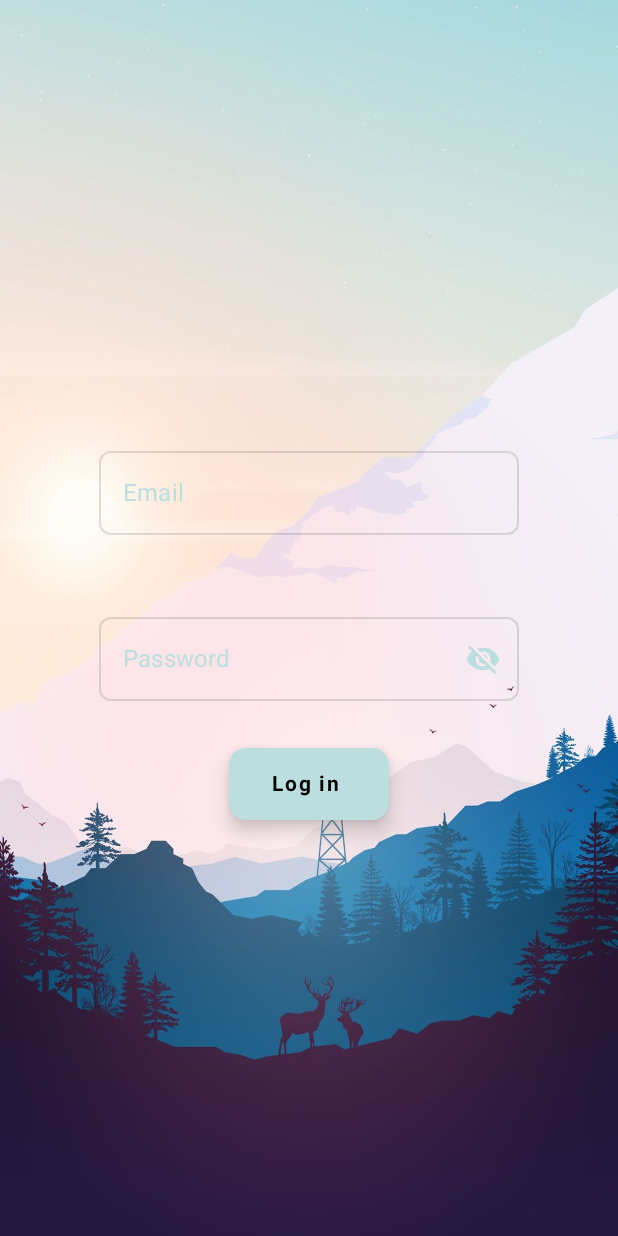
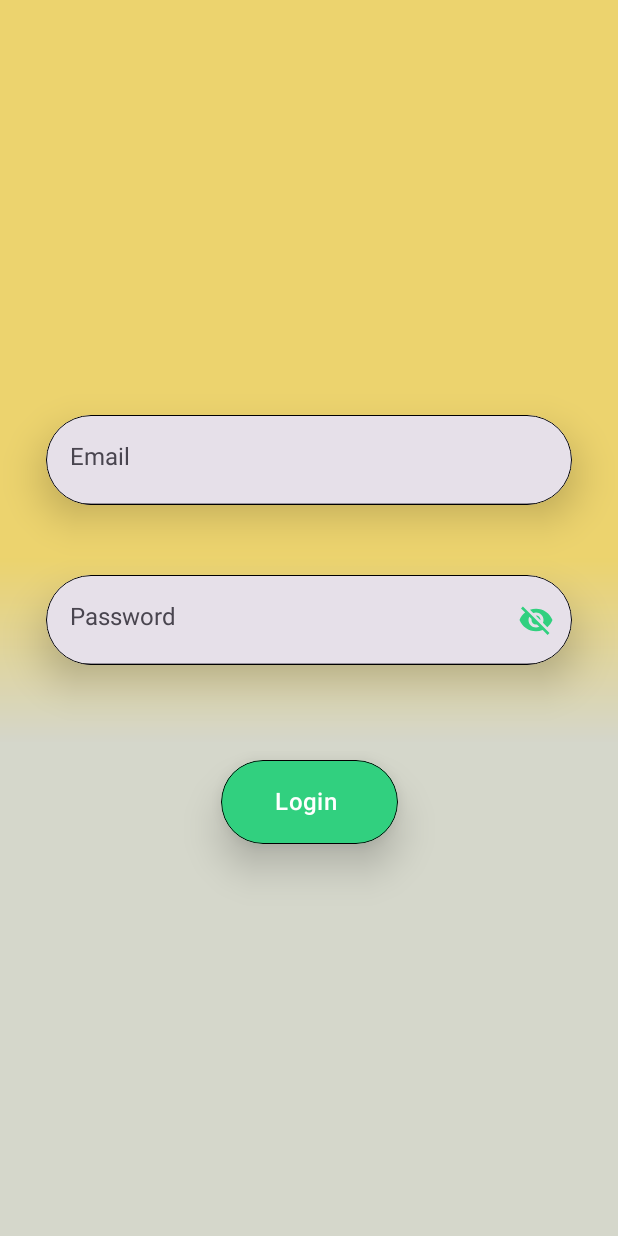
Before and after one commit to NinaGallmetzer/ToDoApp, an Android app built with Jetpack Compose: the LoginScreen screen opened through its navigation route, on a phone screen of 412 x 824 dp. Run offline under Robolectric (Android 15) with nearby library versions, the phone set to English and light mode, and no system bars; libraries missing offline, so code that uses them is left out: io.github.jan.supabase; 1 statement that could not run was skipped.

Commit message:
migrated to material3

```diff
--- a/app/src/main/java/com/example/todoapp/MainActivity.kt
+++ b/app/src/main/java/com/example/todoapp/MainActivity.kt
@@ -4,8 +4,8 @@ import android.os.Bundle
 import androidx.activity.ComponentActivity
 import androidx.activity.compose.setContent
 import androidx.compose.foundation.layout.fillMaxSize
-import androidx.compose.material.MaterialTheme
-import androidx.compose.material.Surface
+import androidx.compose.material3.MaterialTheme
+import androidx.compose.material3.Surface
 import androidx.compose.ui.Modifier
 import androidx.navigation.NavHostController
 import androidx.navigation.compose.rememberNavController
@@ -46,7 +46,7 @@ class MainActivity : ComponentActivity() {
             ToDoAppTheme {
                 Surface(
                     modifier = Modifier.fillMaxSize(),
-                    color = MaterialTheme.colors.background
+                    color = MaterialTheme.colorScheme.background
                 ) {
                     supabase.auth.currentSessionOrNull()
                     navController = rememberNavController()
--- a/app/src/main/java/com/example/todoapp/ui/screens/general/LoginScreen.kt
+++ b/app/src/main/java/com/example/todoapp/ui/screens/general/LoginScreen.kt
@@ -2,22 +2,23 @@ package com.example.todoapp.ui.screens.general
 
 import android.widget.Toast
 import androidx.compose.foundation.Image
+import androidx.compose.foundation.border
 import androidx.compose.foundation.layout.Arrangement
 import androidx.compose.foundation.layout.Box
 import androidx.compose.foundation.layout.Column
 import androidx.compose.foundation.layout.fillMaxSize
 import androidx.compose.foundation.layout.fillMaxWidth
+import androidx.compose.foundation.layout.height
 import androidx.compose.foundation.layout.padding
 import androidx.compose.foundation.text.KeyboardOptions
-import androidx.compose.material.Icon
-import androidx.compose.material.IconButton
-import androidx.compose.material.MaterialTheme
-import androidx.compose.material.OutlinedTextField
-import androidx.compose.material.Text
-import androidx.compose.material.TextFieldDefaults
 import androidx.compose.material.icons.Icons
 import androidx.compose.material.icons.filled.Visibility
 import androidx.compose.material.icons.filled.VisibilityOff
+import androidx.compose.material3.Icon
+import androidx.compose.material3.IconButton
+import androidx.compose.material3.MaterialTheme
+import androidx.compose.material3.Text
+import androidx.compose.material3.TextField
 import androidx.compose.runtime.Composable
 import androidx.compose.runtime.getValue
 import androidx.compose.runtime.mutableStateOf
@@ -26,6 +27,7 @@ import androidx.compose.runtime.rememberCoroutineScope
 import androidx.compose.runtime.setValue
 import androidx.compose.ui.Alignment
 import androidx.compose.ui.Modifier
+import androidx.compose.ui.draw.shadow
 import androidx.compose.ui.layout.ContentScale
 import androidx.compose.ui.platform.LocalContext
 import androidx.compose.ui.res.painterResource
@@ -40,7 +42,6 @@ import androidx.navigation.NavController
 import com.example.todoapp.R
 import com.example.todoapp.supabase
 import com.example.todoapp.ui.navigation.Screens
-import com.example.todoapp.ui.theme.Shapes
 import io.github.jan.supabase.auth.auth
 import io.github.jan.supabase.auth.providers.builtin.Email
 import kotlinx.coroutines.CoroutineScope
@@ -62,7 +63,7 @@ fun LoginScreen(
             .fillMaxSize()
     ) {
         Image(
-            painter = painterResource(R.drawable.background_portraint),
+            painter = painterResource(R.drawable.gradient_portrait),
             contentDescription = null,
             modifier = Modifier
                 .fillMaxSize()
@@ -76,58 +77,44 @@ fun LoginScreen(
             verticalArrangement = Arrangement.spacedBy(16.dp),
             horizontalAlignment = Alignment.CenterHorizontally
         ) {
-            OutlinedTextField(
-                modifier = Modifier
-                    .align(Alignment.CenterHorizontally)
-                    .padding(15.dp),
+            TextField(
                 value = email,
                 onValueChange = { email = it },
                 label = { Text(text = stringResource(R.string.email)) },
                 textStyle = TextStyle(fontSize = 18.sp),
-                shape = Shapes.medium,
-                colors = TextFieldDefaults.outlinedTextFieldColors(
-                    textColor = MaterialTheme.colors.onBackground,
-                    focusedBorderColor = MaterialTheme.colors.background,
-                    unfocusedBorderColor = MaterialTheme.colors.onSurface.copy(alpha = 0.12f),
-                    focusedLabelColor = MaterialTheme.colors.background,
-                    unfocusedLabelColor = MaterialTheme.colors.background,
-                    cursorColor = MaterialTheme.colors.background
-                ),
-                keyboardOptions = KeyboardOptions(keyboardType = KeyboardType.Text),
-            )
-            OutlinedTextField(
+                shape = MaterialTheme.shapes.large,
                 modifier = Modifier
                     .align(Alignment.CenterHorizontally)
-                    .padding(15.dp),
+                    .padding(15.dp)
+                    .height(60.dp)
+                    .fillMaxWidth()
+                    .shadow(elevation = 16.dp, shape = MaterialTheme.shapes.large)
+                    .border(width = 0.5.dp, shape = MaterialTheme.shapes.large, color = MaterialTheme.colorScheme.onSurface),
+                )
+            TextField(
                 value = password,
-                onValueChange = { newText ->
-                    password = newText
-                },
-                label = {
-                    Text(text = stringResource(R.string.password))
-                },
-                textStyle = TextStyle(fontSize = 18.sp),
-                shape = Shapes.medium,
-                colors = TextFieldDefaults.outlinedTextFieldColors(
-                    textColor = MaterialTheme.colors.onBackground,
-                    focusedBorderColor = MaterialTheme.colors.background,
-                    unfocusedBorderColor = MaterialTheme.colors.onSurface.copy(alpha = 0.12f),
-                    focusedLabelColor = MaterialTheme.colors.background,
-                    unfocusedLabelColor = MaterialTheme.colors.background,
-                    cursorColor = MaterialTheme.colors.background
-                ),
+                onValueChange = { password = it },
+                label = {Text(text = stringResource(R.string.password))},
+                keyboardOptions = KeyboardOptions(keyboardType = KeyboardType.Password),
+                modifier = Modifier
+                    .align(Alignment.CenterHorizontally)
+                    .padding(15.dp)
+                    .height(60.dp)
+                    .fillMaxWidth()
+                    .shadow(elevation = 16.dp, shape = MaterialTheme.shapes.large)
+                    .border(width = 0.5.dp, shape = MaterialTheme.shapes.large, color = MaterialTheme.colorScheme.onSurface),
+                shape = MaterialTheme.shapes.large,
                 visualTransformation = if (showPassword) {
                     VisualTransformation.None
                 } else {
                     PasswordVisualTransformation()
                 },
-                keyboardOptions = KeyboardOptions(keyboardType = KeyboardType.Password),
                 trailingIcon = {
                     if (showPassword) {
                         IconButton(onClick = { showPassword = false }) {
                             Icon(
                                 imageVector = Icons.Filled.Visibility,
-                                tint = MaterialTheme.colors.background,
+                                tint = MaterialTheme.colorScheme.background,
                                 contentDescription = "hide_password"
                             )
                         }
@@ -136,16 +123,17 @@ fun LoginScreen(
                             onClick = { showPassword = true }) {
                             Icon(
                                 imageVector = Icons.Filled.VisibilityOff,
-                                tint = MaterialTheme.colors.background,
+                                tint = MaterialTheme.colorScheme.background,
                                 contentDescription = "show_password"
                             )
                         }
                     }
                 }
             )
-
             MainButton(
                 text = stringResource(id = R.string.log_in),
+                modifier = Modifier
+                    .padding(top = 32.dp)
             ){
                 coroutineScope.launch {
                     try {
--- a/app/src/main/java/com/example/todoapp/ui/screens/general/StartScreen.kt
+++ b/app/src/main/java/com/example/todoapp/ui/screens/general/StartScreen.kt
@@ -33,7 +33,7 @@ fun StartScreen(
     val isPortrait = configuration.orientation == Configuration.ORIENTATION_PORTRAIT
 
     val image = if (isPortrait) {
-        R.drawable.background_portraint
+        R.drawable.gradient_portrait
     } else {
         R.drawable.background_landscape
     }
--- a/app/src/main/java/com/example/todoapp/ui/theme/Shapes.kt
+++ b/app/src/main/java/com/example/todoapp/ui/theme/Shapes.kt
@@ -1,11 +1,11 @@
 package com.example.todoapp.ui.theme
 
 import androidx.compose.foundation.shape.RoundedCornerShape
-import androidx.compose.material.Shapes
+import androidx.compose.material3.Shapes
 import androidx.compose.ui.unit.dp
 
 val Shapes = Shapes(
     small = RoundedCornerShape(4.dp),
     medium = RoundedCornerShape(8.dp),
-    large = RoundedCornerShape(16.dp),
+    large = RoundedCornerShape(32.dp),
 )
--- a/app/src/main/java/com/example/todoapp/ui/theme/Type.kt
+++ b/app/src/main/java/com/example/todoapp/ui/theme/Type.kt
@@ -1,6 +1,6 @@
 package com.example.todoapp.ui.theme
 
-import androidx.compose.material.Typography
+import androidx.compose.material3.Typography
 import androidx.compose.ui.text.TextStyle
 import androidx.compose.ui.text.font.FontFamily
 import androidx.compose.ui.text.font.FontWeight
@@ -8,7 +8,7 @@ import androidx.compose.ui.unit.sp
 
 // Set of Material typography styles to start with
 val Typography = Typography(
-    body1 = TextStyle(
+    bodyLarge = TextStyle(
         fontFamily = FontFamily.Default,
         fontWeight = FontWeight.Normal,
         fontSize = 16.sp
--- a/app/src/main/res/values/strings.xml
+++ b/app/src/main/res/values/strings.xml
@@ -21,7 +21,7 @@
     <string name="ringing_protocols">Ringing Protocols</string>
 
     // Start Screen
-    <string name="log_in">Log in</string>
+    <string name="log_in">Login</string>
     <string name="sign_up">Sign up</string>
 
     // Login Screen
```
Also changed, not shown: app/src/main/java/com/example/todoapp/ui/screens/general/Common.kt (+82 -29 lines), app/src/main/java/com/example/todoapp/ui/screens/items/ItemsScreen.kt (+52 -47 lines), app/src/main/java/com/example/todoapp/ui/screens/notes/NotesAddEditScreen.kt (+10 -11 lines), app/src/main/java/com/example/todoapp/ui/screens/notes/NotesScreen.kt (+65 -59 lines), app/src/main/java/com/example/todoapp/ui/theme/Color.kt (+8 -6 lines), app/src/main/java/com/example/todoapp/ui/theme/Theme.kt (+9 -8 lines), app/src/main/res/drawable/background_portrait.jpeg (renamed from app/src/main/res/drawable/background_portraint.jpeg), 1 other file.
